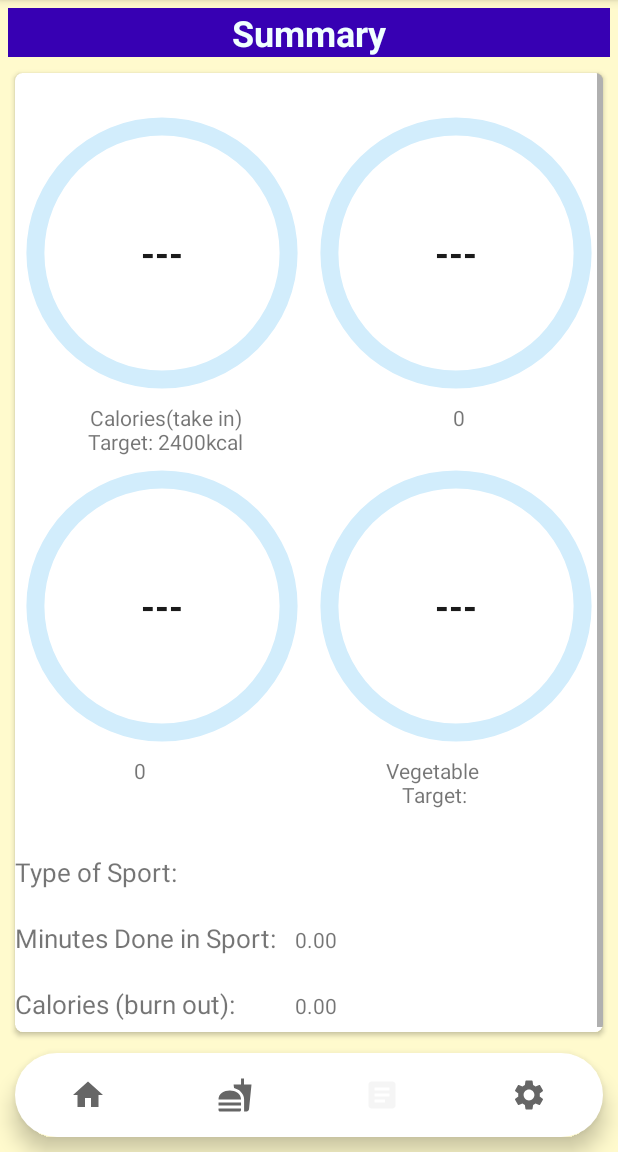
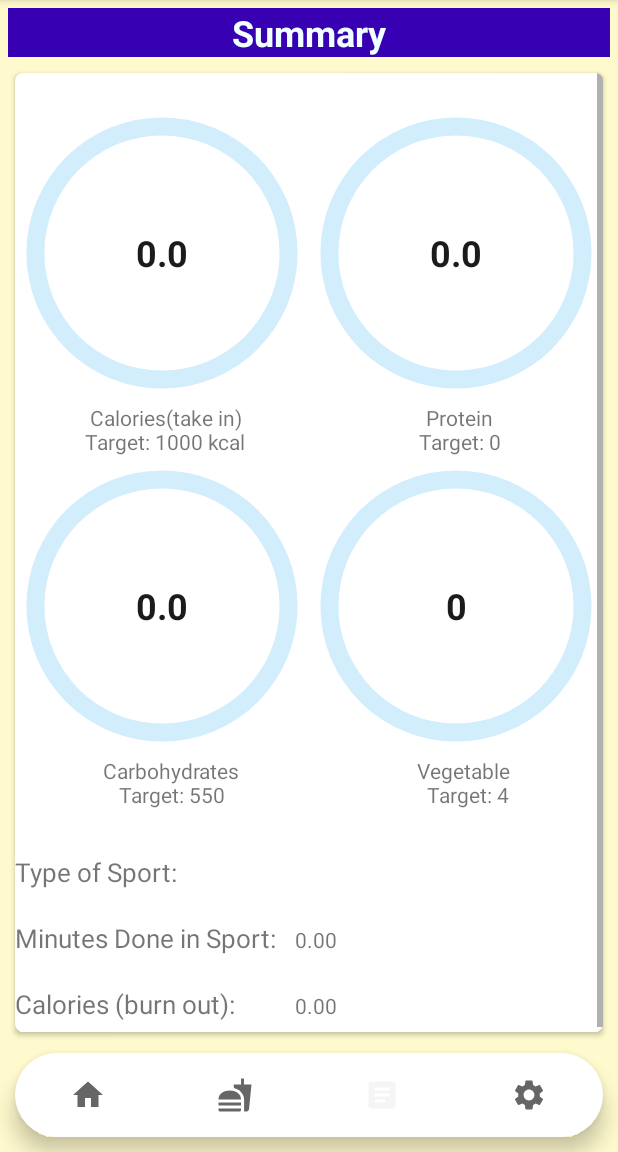
Before and after one commit to Lau-Man-Ho-Mark/project, an Android app: the screen it shows after launch (MainActivity), item 3 of the bottom bar chosen, on a phone screen of 412 x 824 dp, the part 84-1236 px from its top. Run offline under Robolectric (Android 15) with nearby library versions, the phone set to English and light mode, and no system bars.

Commit message:
No crashing version

```diff
--- a/GpPj/app/src/main/java/com/example/assignment2/HomeFragment.java
+++ b/GpPj/app/src/main/java/com/example/assignment2/HomeFragment.java
@@ -11,6 +11,7 @@ import android.view.LayoutInflater;
 import android.view.View;
 import android.view.ViewGroup;
 import android.widget.Button;
+import android.widget.ImageButton;
 import android.widget.ImageView;
 import android.widget.ScrollView;
 
@@ -22,7 +23,7 @@ import android.widget.ScrollView;
  */
 public class HomeFragment extends Fragment implements View.OnClickListener {
     ImageView iv1, iv2, iv3, iv4, iv5, iv6;
-    Button showMap;
+    ImageButton showMap;
     ScrollView sv1;
 
 
--- a/GpPj/app/src/main/java/com/example/assignment2/MainActivity.java
+++ b/GpPj/app/src/main/java/com/example/assignment2/MainActivity.java
@@ -5,6 +5,7 @@ import androidx.appcompat.app.AppCompatActivity;
 import androidx.fragment.app.Fragment;
 import androidx.fragment.app.FragmentManager;
 
+import android.content.Context;
 import android.content.Intent;
 import android.content.SharedPreferences;
 import android.content.res.Configuration;
@@ -33,8 +34,6 @@ public class MainActivity extends AppCompatActivity{
     ArrayList<String> caloList = new ArrayList<>();
     ArrayList<String> sportTypeList = new ArrayList<>();
 
-    boolean isChecked;
-
     @Override
     protected void onCreate(Bundle savedInstanceState) {
 
@@ -42,11 +41,11 @@ public class MainActivity extends AppCompatActivity{
         super.onCreate(savedInstanceState);
         setContentView(R.layout.activity_main);
 
+        cleanSharedPref();
         i = getIntent();
         repList =  i.getStringArrayListExtra("repSecList");
         caloList =  i.getStringArrayListExtra("calorList");
         sportTypeList = i.getStringArrayListExtra("sportstypeList");
-
 
 
         home = new HomeFragment();
@@ -56,7 +55,6 @@ public class MainActivity extends AppCompatActivity{
 
         changeFragment(R.id.homeFrag);
         //Home fragment is always the first page before the bottom navigation items are being selected
-
 
         //finding the matched bottomNavigation view
         bottomView = findViewById(R.id.bottomNav);
@@ -71,6 +69,14 @@ public class MainActivity extends AppCompatActivity{
 
     }
 
+    private void cleanSharedPref() {
+        SharedPreferences preferences = getSharedPreferences(CalorieFragment.mypreference, Context.MODE_PRIVATE);
+        SharedPreferences.Editor editor = preferences.edit();
+        editor.clear();
+        editor.commit();
+
+    }
+
     //change fragment method
     public void changeFragment(int itemId) {
 
@@ -82,7 +88,6 @@ public class MainActivity extends AppCompatActivity{
             break;
 
            case R.id.calorieFrag:
-                //passData(1);
                 getSupportFragmentManager().
                         beginTransaction().
                     replace(R.id.frameLayout, calorie).commit();
@@ -117,6 +122,4 @@ public class MainActivity extends AppCompatActivity{
 
     }
 
-
-
 }
--- a/GpPj/app/src/main/java/com/example/assignment2/ProgressFragment.java
+++ b/GpPj/app/src/main/java/com/example/assignment2/ProgressFragment.java
@@ -67,8 +67,8 @@ public class ProgressFragment extends Fragment{
 
 
     Bundle bundle;
-    TextView display_day, display_sport, display_reps, display_cal_in, display_cal, tv_protein, tv_carb;
-    ProgressBar pb1, pb2, pb3;
+    TextView display_day, display_sport, display_reps, display_cal_in, display_cal, tv_protein, tv_carb,tv_calo,tv_veget,cal_pt,pro_pt,carb_pt,veget_pt;
+    ProgressBar pb1, pb2, pb3,pb4;
 
     //For containing the data from fragment A
     ArrayList<String> caloriesBurnt = new ArrayList<>();
@@ -77,17 +77,20 @@ public class ProgressFragment extends Fragment{
 
     //For the data from fragment B
     SharedPreferences sharedpreferences;
-    String height, weight, age;
+    String height;
+    String weight;
+    String age;
     double weightInDouble, heightInDouble;
     double calories,  carbs, protein;
-    int fruitPortion;
+    int fruitPortion,age_int;
+
 
     //For the data from fragment A
     double totalBurntCalories = 0;
     int totalSecondsDoneInSports = 0;
     ArrayList<Integer> sportRecentDone = new ArrayList<>();
     ArrayList<String> sportsName = new ArrayList<>();
-    public static boolean isFirstTime = true;
+
 
 
     @Override
@@ -111,8 +114,6 @@ public class ProgressFragment extends Fragment{
         bundle = getArguments();
         if(bundle != null)
             wrapData();
-
-
         setData(v);
 
         /*Not used
@@ -128,13 +129,7 @@ public class ProgressFragment extends Fragment{
     private void loadData() {
         sharedpreferences = getActivity().getSharedPreferences(CalorieFragment.mypreference, Context.MODE_PRIVATE);
 
-        if(isFirstTime){
-            SharedPreferences.Editor editor = sharedpreferences.edit();
-            editor.clear();
-            editor.commit();
-            isFirstTime = false;
-        }
-        else{
+
 
         height = sharedpreferences.getString(CalorieFragment.User_Height, "");
         weight = sharedpreferences.getString(CalorieFragment.User_Weight, "");
@@ -151,18 +146,25 @@ public class ProgressFragment extends Fragment{
         if(!weight.isEmpty())
             weightInDouble = Double.valueOf(weight);
 
-            if(!sharedpreferences.getString(CalorieFragment.User_Age, "").isEmpty())
+        if(!sharedpreferences.getString(CalorieFragment.User_Age, "").isEmpty()){
             age = sharedpreferences.getString(CalorieFragment.User_Age, "");
+            age_int = Integer.valueOf(age);
+        }
+
 
         if(!caloriesIntake.isEmpty()){
             calories = Double.valueOf(caloriesIntake);
             carbs = Double.valueOf(carbIntake);
             protein = Double.valueOf(proteinIntake);
+
         }
 
         fruitPortion = sharedpreferences.getInt(CalorieFragment.User_fruitPortion, 0);
 
-        }
+
+
+
+
     }
 
     private void init(View v) {
@@ -173,13 +175,18 @@ public class ProgressFragment extends Fragment{
         display_cal = v.findViewById(R.id.display_calories);
         tv_protein = v.findViewById(R.id.tv_protain);
         tv_carb = v.findViewById(R.id.tv_carbon);
+        tv_calo=v.findViewById(R.id.tv_calor);
+        tv_veget=v.findViewById(R.id.tv_veget);
+        cal_pt=v.findViewById(R.id.cal_progress_text);
+        pro_pt=v.findViewById(R.id.pro_progress_text);
+        carb_pt=v.findViewById(R.id.carb_progress_text);
+        veget_pt=v.findViewById(R.id.veget_progress_text);
 
-            //Tv Calories is missing, update yourself
+
         pb1 = v.findViewById(R.id.progressBar1);
         pb2 = v.findViewById(R.id.progressBar2);
         pb3 = v.findViewById(R.id.progressBar3);
-
-
+        pb4=v.findViewById(R.id.progressBar4);
 
     }
 
@@ -196,21 +203,66 @@ public class ProgressFragment extends Fragment{
 
 
         display_reps.setText(String.format("%.2f", totalSecondsDoneInSports / 60.0));
-        display_cal_in.setText(String.format("%.2f", calories));
+        //display_cal_in.setText(String.format("%.2f", calories));
         display_cal.setText(String.format("%.2f", totalBurntCalories));
 
-        int targetProtein, targetCarbs;
-        targetProtein = (int)(0.8*weightInDouble);
-        targetCarbs = (int)(0.55*calories);
-        //Roughly
-        pb2.setMax(targetProtein);
-        pb2.setProgress((int) protein);
-        tv_protein.setText(String.valueOf(targetProtein));
 
 
+        cal_pt.setText(Double.toString(calories));
+        pro_pt.setText(Double.toString(protein));
+        carb_pt.setText(Double.toString(carbs));
+        veget_pt.setText(Integer.toString(fruitPortion));
+
+        int targetCal,targetProtein, targetCarbs,targetVeget;
+        int it_calo,it_pro,it_carbs,it_fp;
+
+        it_calo=(int)calories;
+        it_pro=(int)protein;
+        it_carbs=(int)carbs;
+        it_fp=(int)fruitPortion;
+
+        if(age_int<4){
+            targetCal=1000;
+        }else if(age_int>3 && age_int<9){
+            targetCal=2000;
+        }else if(age_int>8 && age_int<14){
+            targetCal=2600;
+        }else if(age_int>13 && age_int<19){
+            targetCal=3200;
+        }else if(age_int>18 && age_int<31){
+            targetCal=3000;
+        }else if(age_int>30 && age_int<51){
+            targetCal=3000;
+        }else{
+            targetCal=2800;
+        }
+
+        targetProtein = (int)(0.8*weightInDouble);
+        targetCarbs = (int)(0.55*targetCal);
+        targetVeget=(int)(4);
+
+        //Roughly
+        pb1.setMax(targetCal);
+        pb1.setProgress(it_calo);
+        pb1.setIndeterminate(false);
+        tv_calo.setText("Calories(take in)\nTarget: "+String.valueOf(targetCal)+" kcal");
+
+        pb2.setMax(targetProtein);
+        pb2.setProgress(it_pro);
+        pb2.setIndeterminate(false);
+        tv_protein.setText("Protein\nTarget: "+String.valueOf(targetProtein));
+
         pb3.setMax(targetCarbs);
-        pb3.setProgress((int)carbs);
-        tv_carb.setText(String.valueOf(targetCarbs));
+        pb3.setProgress(it_carbs);
+        pb3.setIndeterminate(false);
+        tv_carb.setText("Carbohydrates\nTarget: "+String.valueOf(targetCarbs));
+
+        pb4.setMax(targetVeget);
+        pb4.setProgress(it_fp);
+        pb4.setIndeterminate(false);
+        tv_veget.setText("Vegetable \n Target: "+targetVeget);
+
+
 
     }
 
@@ -223,8 +275,6 @@ public class ProgressFragment extends Fragment{
         //Since the data passed from fragment A is not directly usable
         if(caloriesBurnt!= null)
             processData();
-
-
     }
 
     private void processData() {
--- a/GpPj/app/src/main/java/com/example/assignment2/SettingFragment.java
+++ b/GpPj/app/src/main/java/com/example/assignment2/SettingFragment.java
@@ -2,11 +2,17 @@ package com.example.assignment2;
 
 
 import android.app.Activity;
+import android.content.Context;
+import android.content.SharedPreferences;
 import android.content.res.Configuration;
 import android.content.res.Resources;
 import android.os.Bundle;
 
+import androidx.annotation.NonNull;
+import androidx.appcompat.app.AppCompatActivity;
+import androidx.appcompat.app.AppCompatDelegate;
 import androidx.fragment.app.Fragment;
+import androidx.fragment.app.FragmentManager;
 
 import android.view.LayoutInflater;
 import android.view.View;
@@ -21,9 +27,34 @@ import java.util.Locale;
  * Use the {@link SettingFragment#newInstance} factory method to
  * create an instance of this fragment.
  */
-public class SettingFragment extends Fragment {
+public class SettingFragment extends Fragment implements CompoundButton.OnCheckedChangeListener {
 
-    Switch switchy;
+    Switch switchy, switchy2;
+    Locale locale;
+
+    public interface settingData{
+        public void settingData(boolean chineseMode, boolean darkMode);
+    }
+
+    @Override
+    public void onAttach(Activity activity) {
+        super.onAttach(activity);
+        try {
+            listener = (settingData) activity;
+        } catch (ClassCastException e) {
+            throw new ClassCastException(activity.toString() + " must implement onSomeEventListener");
+        }
+    }
+
+
+    settingData listener;
+
+
+    public static final String SETTINGPREFERENCE = "settingPreference";
+    public static final String DARKMODE = "darkMode";
+    public static final String CHINESE = "chinese";
+    SharedPreferences preferences;
+    boolean forChinese, forDarkMode;
 
 
     // TODO: Rename parameter arguments, choose names that match
@@ -72,24 +103,60 @@ public class SettingFragment extends Fragment {
 
         View v = inflater.inflate(R.layout.fragment_setting, container, false);
 
-        switchy = v.findViewById(R.id.switchy);
-        /*
-        switchy.setOnCheckedChangeListener(new CompoundButton.OnCheckedChangeListener() {
-            @Override
-            public void onCheckedChanged(CompoundButton compoundButton, boolean b) {
-                if(b){
-                    listener.passLocale(b);
-                }
-                else{
-                    listener.passLocale(!b);
-                }
+        init(v);
+        preferences = getActivity().getSharedPreferences(SETTINGPREFERENCE, Context.MODE_PRIVATE);
+        forChinese = preferences.getBoolean(CHINESE, false);
+        forDarkMode = preferences.getBoolean(DARKMODE, false);
+        setData();
 
-            }
-        });*/
+        listener.settingData(forChinese, forDarkMode);
+
+
 
         // Inflate the layout for this fragment
         return v;
     }
 
 
+    private void setData() {
+
+        switchy.setChecked(forChinese);
+        switchy2.setChecked(forDarkMode);
+    }
+
+    private void init(View v) {
+        switchy = v.findViewById(R.id.switchy);
+        switchy2 = v.findViewById(R.id.darkMode);
+
+        switchy.setOnCheckedChangeListener(this);
+        switchy2.setOnCheckedChangeListener(this);
+    }
+
+
+
+    @Override
+    public void onCheckedChanged(CompoundButton compoundButton, boolean b) {
+
+        switch(compoundButton.getId()){
+            case R.id.switchy:
+                SharedPreferences.Editor editor = preferences.edit();
+                forChinese = b;
+                editor.putBoolean(CHINESE, b);
+                editor.commit();
+                //System.out.println(preferences.getBoolean(CHINESE, true));
+                break;
+
+            case R.id.darkMode:
+                editor = preferences.edit();
+                forDarkMode = b;
+                editor.putBoolean(DARKMODE, b);
+                editor.commit();
+                //System.out.println(preferences.getBoolean(DARKMODE, true));
+                break;
+        }
+
+
+        listener.settingData(forChinese, forDarkMode);
+
+    }
 }
--- a/GpPj/app/src/main/res/layout/fragment_calorie.xml
+++ b/GpPj/app/src/main/res/layout/fragment_calorie.xml
@@ -42,7 +42,7 @@
                 android:ems="10"
                 android:fontFamily="sans-serif-condensed"
                 android:hint="@string/Hint_Height"
-                android:inputType="textPersonName"
+                android:inputType="numberDecimal"
                 android:textSize="20sp"
                 android:visibility="visible" />
 
@@ -62,7 +62,7 @@
                 android:ems="10"
                 android:fontFamily="sans-serif-condensed"
                 android:hint="@string/Hint_Weight"
-                android:inputType="textPersonName"
+                android:inputType="numberDecimal"
                 android:textSize="20sp"
                 android:visibility="visible" />
 
@@ -82,7 +82,7 @@
                 android:ems="10"
                 android:fontFamily="sans-serif-condensed"
                 android:hint="@string/Hint_Age"
-                android:inputType="textPersonName"
+                android:inputType="number"
                 android:textSize="20sp"
                 android:visibility="visible" />
 
--- a/GpPj/app/src/main/res/values/strings.xml
+++ b/GpPj/app/src/main/res/values/strings.xml
@@ -219,4 +219,8 @@
     <string name="Total_Carbs">0</string>
 
     <string name="Save">Save</string>
+
+    <string name="chinese"> Chinese</string>
+    <string name="darkMode"> Dark Mode</string>
+    <string name="searchSportVenue"><u>Search Sport Venues</u></string>
 </resources>
```
Also changed, not shown: GpPj/app/src/main/java/com/example/assignment2/PopUpDialogFragment.java (+6 -1 lines), GpPj/app/src/main/res/layout/fragment_home.xml (+17 -5 lines), GpPj/app/src/main/res/layout/fragment_setting.xml (+45 -1 lines), 2 other files. Lines whose indentation alone changed are shown as unchanged.
